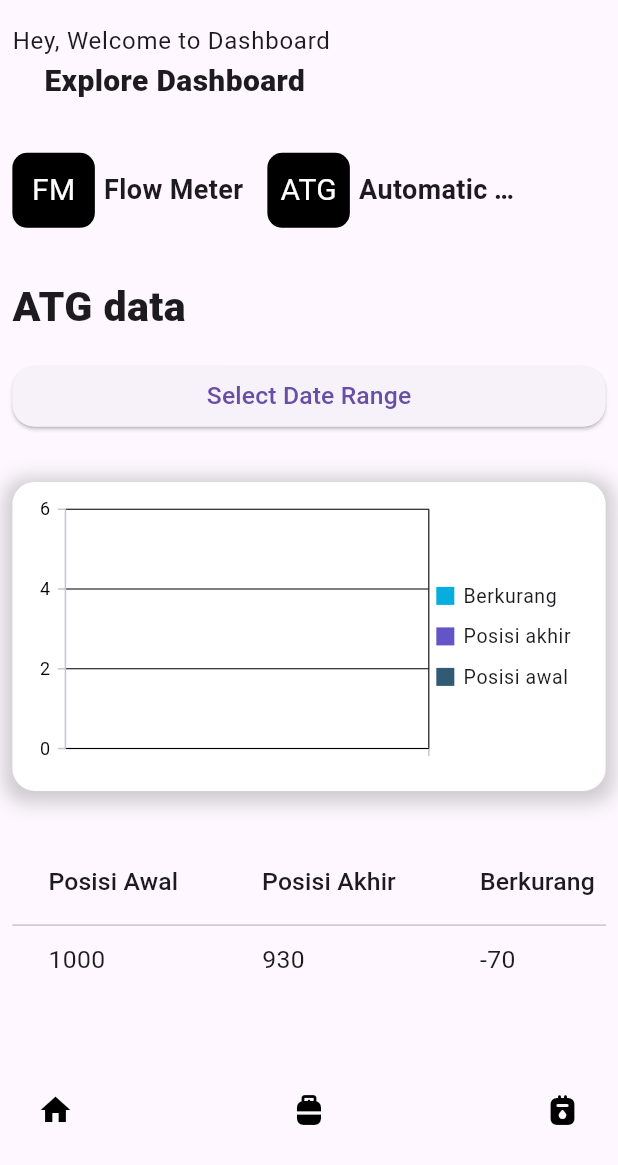
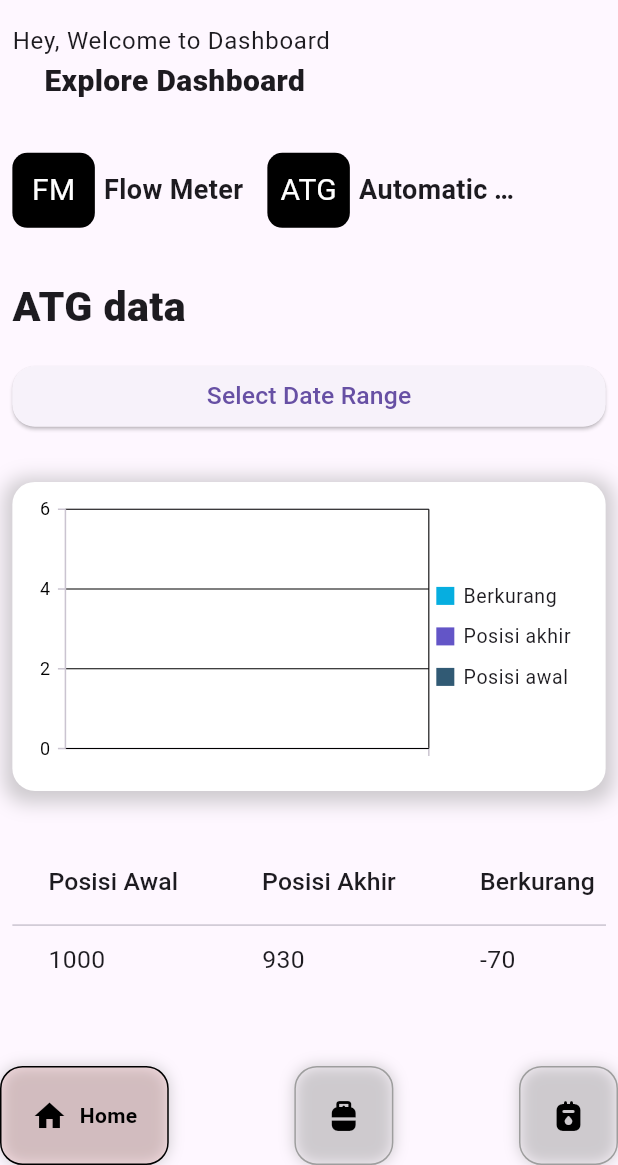
Before and after one commit to kvn-media/musang_synchronizedhub_odyssey, a Flutter app: the DashBoard screen opened directly with empty values, on a phone screen of 412 x 824 dp, the part 71-1236 px from its top. Run offline on Flutter 3.47's test engine with Material 3 defaults, Android fonts, the light colour scheme and no system bars; drawn by our look-alikes of google_nav_bar; our stand-ins replace awesome_notifications, built_collection, built_value, cloud_firestore, csv, firebase_auth and 15 more; missing offline and left inert: file_saver, postgrest; accounts and stored records are empty; project files that could hold a hidden picture were left out.

Commit message:
change gnavbar ui

```diff
--- a/lib/features/core/screens/dashboard/widget/navbar.dart
+++ b/lib/features/core/screens/dashboard/widget/navbar.dart
@@ -14,18 +14,44 @@ class NavBar extends StatelessWidget {
   final ATGBusinessLogic atgLogic; // Add this
   final FlowMeterBusinessLogic flowmeterLogic; // Add this
 
-  NavBar({
-    required this.selectedIndex,
-    required this.context,
-    required this.onTabChange,
-    required this.atgLogic, // Add this
-    required this.flowmeterLogic, // Add this
-    super.key
-  });
+  NavBar(
+      {required this.selectedIndex,
+      required this.context,
+      required this.onTabChange,
+      required this.atgLogic, // Add this
+      required this.flowmeterLogic, // Add this
+      super.key});
 
   @override
   Widget build(BuildContext context) {
+    final theme = Theme.of(context);
     return GNav(
+      rippleColor: theme.brightness == Brightness.dark
+          ? Colors.white
+          : Colors.black, // tab button ripple color when pressed
+      hoverColor: theme.brightness == Brightness.dark
+          ? Colors.white70
+          : Colors.black45, // tab button hover color
+      haptic: true, // haptic feedback
+      tabBorderRadius: 15,
+      tabActiveBorder:
+          Border.all(color: Colors.black, width: 1), // tab button border
+      tabBorder: Border.all(color: Colors.grey, width: 1), // tab button border
+      tabShadow: [
+        BoxShadow(color: Colors.grey.withOpacity(0.5), blurRadius: 8)
+      ], // tab button shadow
+      curve: Curves.easeOutExpo, // tab animation curves
+      duration: Duration(milliseconds: 500), // tab animation duration
+      gap: 8, // the tab button gap between icon and text
+      color: theme.brightness == Brightness.dark ? Colors.white : Colors.black,
+      activeColor: theme.brightness == Brightness.dark
+          ? Colors.white
+          : Colors.black, // selected icon and text color
+      iconSize: 24,
+      tabBackgroundColor:
+          Colors.red.withOpacity(0.1), // selected tab background color
+      padding: EdgeInsets.symmetric(
+          horizontal: 20, vertical: 20), // navigation bar padding
       selectedIndex: selectedIndex,
       onTabChange: (index) {
         switch (index) {
@@ -34,8 +60,8 @@ class NavBar extends StatelessWidget {
               context,
               MaterialPageRoute(
                 builder: (context) => DashBoard(
-                  atgLogic: atgLogic, // Add this
-                  flowmeterLogic: flowmeterLogic, // Add this
+                  atgLogic: atgLogic,
+                  flowmeterLogic: flowmeterLogic,
                 ),
               ),
             );
@@ -56,12 +82,13 @@ class NavBar extends StatelessWidget {
               ),
             );
             break;
-        // Add more cases here for more tabs
+          // Add more cases here for more tabs
         }
       },
       tabs: [
         GButton(
           icon: Icons.home,
+          text: "Home",
         ),
         GButton(
           icon: Icons.propane_tank_rounded,
```
Also changed, not shown: 1 other file.
